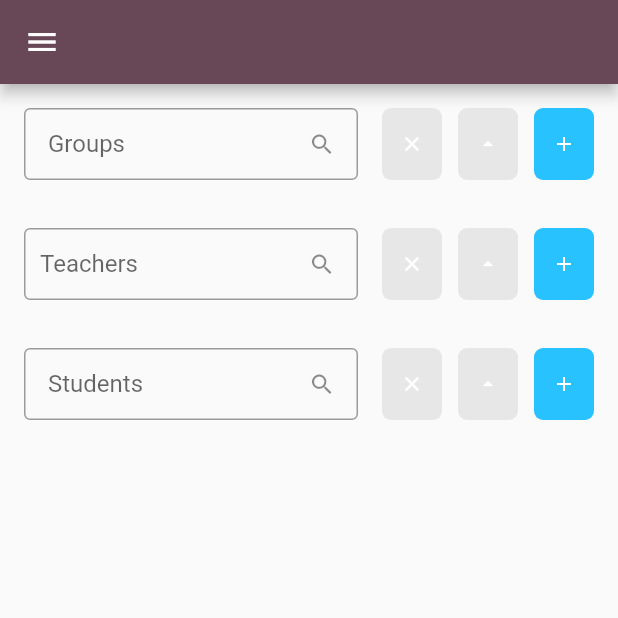
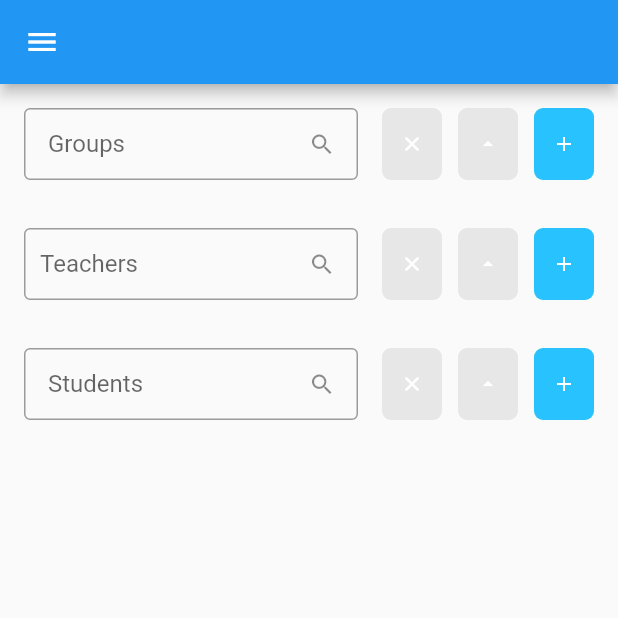
Before and after one commit to GraindCheack/dean_manager, a Flutter app: the screen it shows after launch, on a phone screen of 412 x 824 dp, the top half of it. Run offline on Flutter 3.47's test engine with Material 2 defaults, Android fonts, the phone set to English and light mode, and no system bars; our stand-ins replace get, google_fonts, hive_flutter, reactive_forms, rxdart, sizer; accounts and stored records are empty.

Commit message:
fix: some changes

```diff
--- a/lib/common/presentation/custom_input/custom_input_config.dart
+++ b/lib/common/presentation/custom_input/custom_input_config.dart
@@ -1,4 +1,5 @@
 import 'package:dean_manager/common/constants/size_constants.dart';
+import 'package:dean_manager/common/constants/text_constants.dart';
 import 'package:flutter/material.dart';
 
 abstract class CustomInputConfig {
@@ -7,6 +8,7 @@ abstract class CustomInputConfig {
   static InputDecoration getDecoration({String? title, Widget? suffix}) {
     return InputDecoration(
       isDense: true,
+      labelStyle: TextStylesConst.m,
       contentPadding: const EdgeInsets.symmetric(
         vertical: OffsetConst.s,
         horizontal: OffsetConst.s,
--- a/lib/common/theme/app_theme.dart
+++ b/lib/common/theme/app_theme.dart
@@ -3,24 +3,6 @@ import 'package:dean_manager/common/constants/text_constants.dart';
 import 'package:flutter/material.dart';
 import 'package:google_fonts/google_fonts.dart';
 
-final appTheme = ThemeData.light().copyWith(
-  primaryColor: ColorsConst.primary,
-  appBarTheme: const AppBarTheme(backgroundColor: ColorsConst.lightAccent),
-  textTheme: GoogleFonts.mPlus1pTextTheme().copyWith(
-    headline1: TextStylesConst.lBold,
-    headline2: TextStylesConst.lBold,
-    headline3: TextStylesConst.l,
-    headline4: TextStylesConst.l,
-    headline5: TextStylesConst.l,
-    headline6: TextStylesConst.l,
-    subtitle1: TextStylesConst.m,
-    subtitle2: TextStylesConst.m,
-    bodyText1: TextStylesConst.m,
-    bodyText2: TextStylesConst.m,
-    button: TextStylesConst.m,
-    caption: TextStylesConst.s,
-    overline: TextStylesConst.s,
-  ),
-);
+final appTheme = ThemeData.light();
 
 final defaultFont = GoogleFonts.mPlus1p();
--- a/lib/pages/main/presentation/views/main_groups_view.dart
+++ b/lib/pages/main/presentation/views/main_groups_view.dart
@@ -51,11 +51,10 @@ class MainGroupsView extends GetView<MainGroupsController> {
                         onEdit: (group) {
                           if (group != null) {
                             Get.defaultDialog(
-                              title: 'Edit student',
+                              title: 'Edit group',
                               content: GroupForm(
                                 group: e,
-                                onSubmit: (group) =>
-                                    controller.editBtnHandler(e, group),
+                                onSubmit: (group) => controller.editBtnHandler(e, group),
                               ),
                             );
                           }
--- a/lib/pages/main/presentation/views/main_teachers_view.dart
+++ b/lib/pages/main/presentation/views/main_teachers_view.dart
@@ -55,11 +55,10 @@ class MainTeachersView extends GetView<MainTeachersController> {
                         onEdit: (group) {
                           if (group != null) {
                             Get.defaultDialog(
-                              title: 'Edit student',
+                              title: 'Edit teacher',
                               content: TeacherForm(
                                 teacher: e,
-                                onSubmit: (group) =>
-                                    controller.editBtnHandler(e, group),
+                                onSubmit: (group) => controller.editBtnHandler(e, group),
                               ),
                             );
                           }
```
